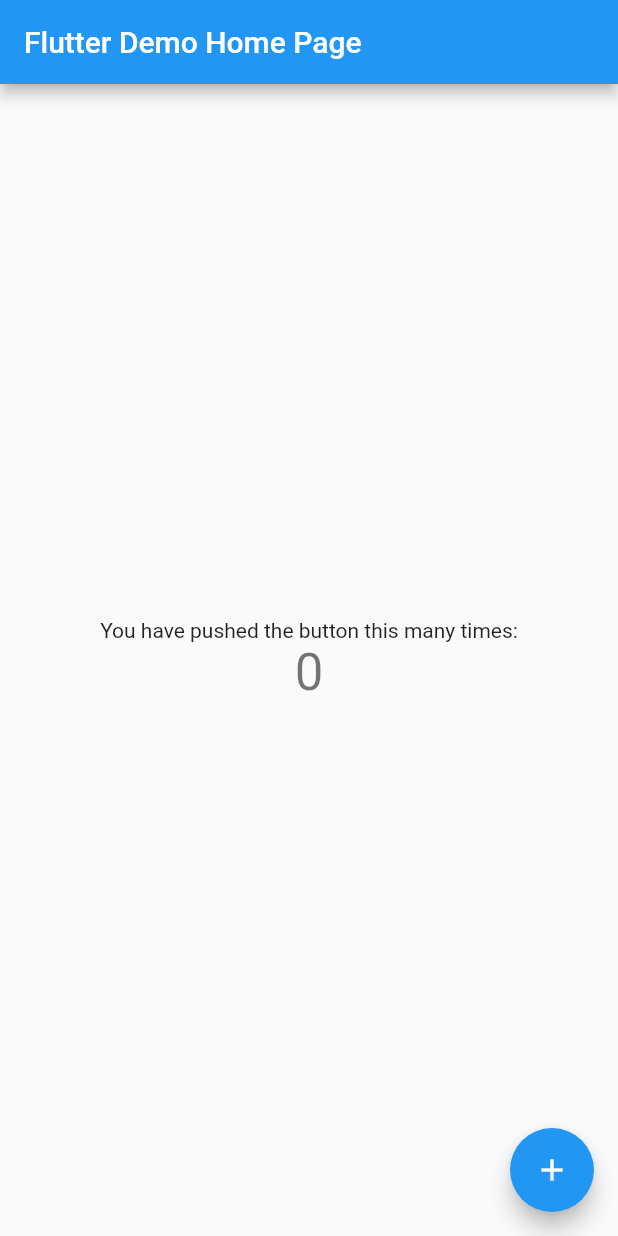
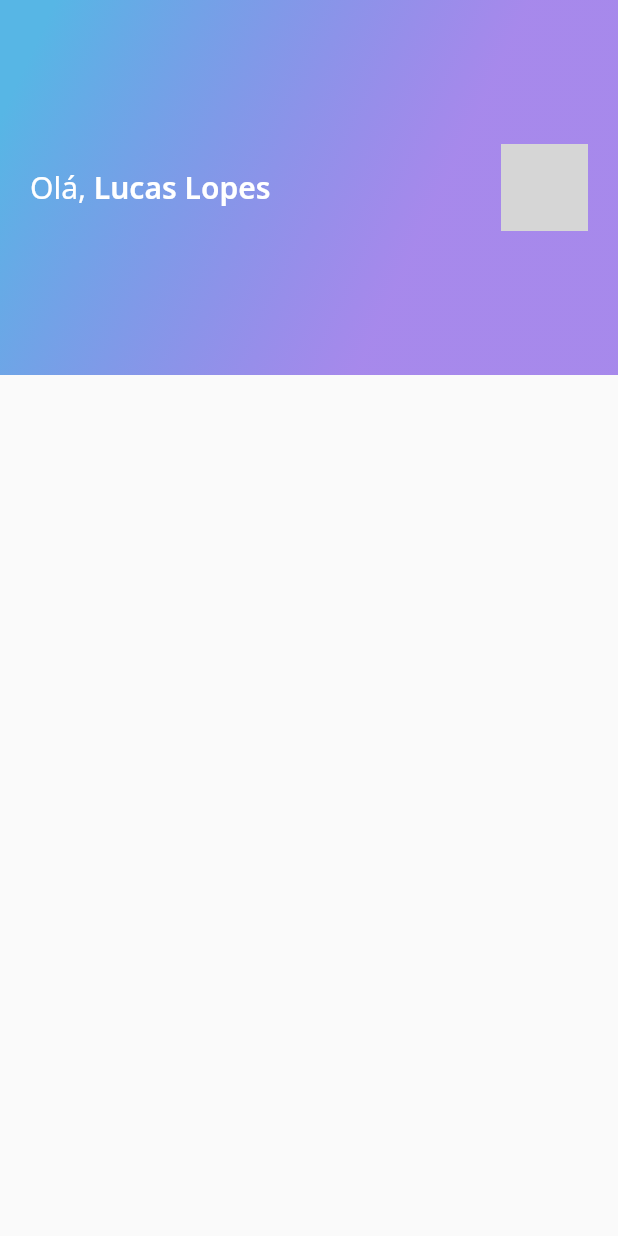
Before and after one commit to lucaslopesx/DevQuiz-Flutter-NLW5, a Flutter app: the screen it shows after launch, on a phone screen of 412 x 824 dp. Run offline on Flutter 3.47's test engine with Material 2 defaults, Android fonts, the phone set to English and light mode, and no system bars; our stand-ins replace google_fonts; network calls fail; grey boxes are pictures that could not be loaded.

Commit message:
COMMIT home_page

```diff
--- a/devquiz/lib/core/app_images.dart
+++ b/devquiz/lib/core/app_images.dart
@@ -7,4 +7,5 @@ class AppImages {
   static String get error => "assets/images/error.png";
   static String get trophy => "assets/images/trophy.png";
   static String get logo => "assets/images/logo.png";
+  static String get perfil => "assets/images/perfil.png";
 }
--- a/devquiz/lib/core/app_widget.dart
+++ b/devquiz/lib/core/app_widget.dart
@@ -1,3 +1,4 @@
+import 'package:devquiz/home/home_page.dart';
 import 'package:devquiz/splash/splash_page.dart';
 import 'package:flutter/material.dart';
 
@@ -6,7 +7,7 @@ class AppWidget extends StatelessWidget {
   Widget build(BuildContext context) {
     return MaterialApp(
       title: "DevQuiz",
-      home: SplashPage(),
+      home: HomePage(),
     );
   }
 }
--- /dev/null
+++ b/devquiz/lib/home/home_page.dart
@@ -0,0 +1,18 @@
+import 'package:devquiz/home/widgets/appbar/app_bar_widgets.dart';
+import 'package:flutter/material.dart';
+
+class HomePage extends StatefulWidget {
+  HomePage({Key? key}) : super(key: key);
+
+  @override
+  _HomePageState createState() => _HomePageState();
+}
+
+class _HomePageState extends State<HomePage> {
+  @override
+  Widget build(BuildContext context) {
+    return Scaffold(
+      appBar: AppBarWidget(),
+    );
+  }
+}
--- /dev/null
+++ b/devquiz/lib/home/widgets/appbar/app_bar_widgets.dart
@@ -0,0 +1,45 @@
+import 'package:devquiz/core/app_gradients.dart';
+import 'package:devquiz/core/app_images.dart';
+import 'package:devquiz/core/app_text_styles.dart';
+import 'package:flutter/material.dart';
+
+class AppBarWidget extends PreferredSize {
+  AppBarWidget()
+      : super(
+          preferredSize: Size.fromHeight(250),
+          child: Container(
+            height: 250,
+            decoration: BoxDecoration(
+              gradient: AppGradients.linear,
+            ),
+            child: Padding(
+              padding: const EdgeInsets.symmetric(horizontal: 20),
+              child: Row(
+                mainAxisAlignment: MainAxisAlignment.spaceBetween,
+                children: [
+                  Text.rich(TextSpan(
+                      text: "Olá, ",
+                      style: AppTextStyles.title,
+                      children: [
+                        TextSpan(
+                          text: "Lucas Lopes",
+                          style: AppTextStyles.titleBold,
+                        )
+                      ])),
+                  Container(
+                    width: 58,
+                    height: 58,
+                    decoration: BoxDecoration(
+                      borderRadius: BorderRadius.circular(10),
+                      image: DecorationImage(
+                        image: NetworkImage(
+                            "https://avatars.githubusercontent.com/u/68665689?s=400&u=7bbd2a5a686695737fe8a8abdc23bf713648285d&v=4"),
+                      ),
+                    ),
+                  )
+                ],
+              ),
+            ),
+          ),
+        );
+}
--- a/devquiz/lib/main.dart
+++ b/devquiz/lib/main.dart
@@ -1,113 +1,6 @@
 import 'package:flutter/material.dart';
+import 'core/app_widget.dart';
 
 void main() {
-  runApp(MyApp());
+  runApp(AppWidget());
 }
-
-class MyApp extends StatelessWidget {
-  // This widget is the root of your application.
-  @override
-  Widget build(BuildContext context) {
-    return MaterialApp(
-      title: 'Flutter Demo',
-      theme: ThemeData(
-        // This is the theme of your application.
-        //
-        // Try running your application with "flutter run". You'll see the
-        // application has a blue toolbar. Then, without quitting the app, try
-        // changing the primarySwatch below to Colors.green and then invoke
-        // "hot reload" (press "r" in the console where you ran "flutter run",
-        // or simply save your changes to "hot reload" in a Flutter IDE).
-        // Notice that the counter didn't reset back to zero; the application
-        // is not restarted.
-        primarySwatch: Colors.blue,
-      ),
-      home: MyHomePage(title: 'Flutter Demo Home Page'),
-    );
-  }
-}
-
-class MyHomePage extends StatefulWidget {
-  MyHomePage({Key? key, this.title}) : super(key: key);
-
-  // This widget is the home page of your application. It is stateful, meaning
-  // that it has a State object (defined below) that contains fields that affect
-  // how it looks.
-
-  // This class is the configuration for the state. It holds the values (in this
-  // case the title) provided by the parent (in this case the App widget) and
-  // used by the build method of the State. Fields in a Widget subclass are
-  // always marked "final".
-
-  final String? title;
-
-  @override
-  _MyHomePageState createState() => _MyHomePageState();
-}
-
-class _MyHomePageState extends State<MyHomePage> {
-  int _counter = 0;
-
-  void _incrementCounter() {
-    setState(() {
-      // This call to setState tells the Flutter framework that something has
-      // changed in this State, which causes it to rerun the build method below
-      // so that the display can reflect the updated values. If we changed
-      // _counter without calling setState(), then the build method would not be
-      // called again, and so nothing would appear to happen.
-      _counter++;
-    });
-  }
-
-  @override
-  Widget build(BuildContext context) {
-    // This method is rerun every time setState is called, for instance as done
-    // by the _incrementCounter method above.
-    //
-    // The Flutter framework has been optimized to make rerunning build methods
-    // fast, so that you can just rebuild anything that needs updating rather
-    // than having to individually change instances of widgets.
-    return Scaffold(
-      appBar: AppBar(
-        // Here we take the value from the MyHomePage object that was created by
-        // the App.build method, and use it to set our appbar title.
-        title: Text(widget.title!),
-      ),
-      body: Center(
-        // Center is a layout widget. It takes a single child and positions it
-        // in the middle of the parent.
-        child: Column(
-          // Column is also a layout widget. It takes a list of children and
-          // arranges them vertically. By default, it sizes itself to fit its
-          // children horizontally, and tries to be as tall as its parent.
-          //
-          // Invoke "debug painting" (press "p" in the console, choose the
-          // "Toggle Debug Paint" action from the Flutter Inspector in Android
-          // Studio, or the "Toggle Debug Paint" command in Visual Studio Code)
-          // to see the wireframe for each widget.
-          //
-          // Column has various properties to control how it sizes itself and
-          // how it positions its children. Here we use mainAxisAlignment to
-          // center the children vertically; the main axis here is the vertical
-          // axis because Columns are vertical (the cross axis would be
-          // horizontal).
-          mainAxisAlignment: MainAxisAlignment.center,
-          children: <Widget>[
-            Text(
-              'You have pushed the button this many times:',
-            ),
-            Text(
-              '$_counter',
-              style: Theme.of(context).textTheme.headline4,
-            ),
-          ],
-        ),
-      ),
-      floatingActionButton: FloatingActionButton(
-        onPressed: _incrementCounter,
-        tooltip: 'Increment',
-        child: Icon(Icons.add),
-      ), // This trailing comma makes auto-formatting nicer for build methods.
-    );
-  }
-}
--- a/devquiz/lib/splash/splash_page.dart
+++ b/devquiz/lib/splash/splash_page.dart
@@ -1,8 +1,19 @@
+import 'package:devquiz/core/app_gradients.dart';
+import 'package:devquiz/core/core.dart';
 import 'package:flutter/material.dart';
 
 class SplashPage extends StatelessWidget {
   @override
   Widget build(BuildContext context) {
-    return Scaffold();
+    return Scaffold(
+      body: Container(
+        decoration: BoxDecoration(
+          gradient: AppGradients.linear,
+        ),
+        child: Center(
+          child: Image.asset(AppImages.logo),
+        ),
+      ),
+    );
   }
 }
```
Also changed, not shown: devquiz/assets/images/perfil.png (added), 1 other file.
